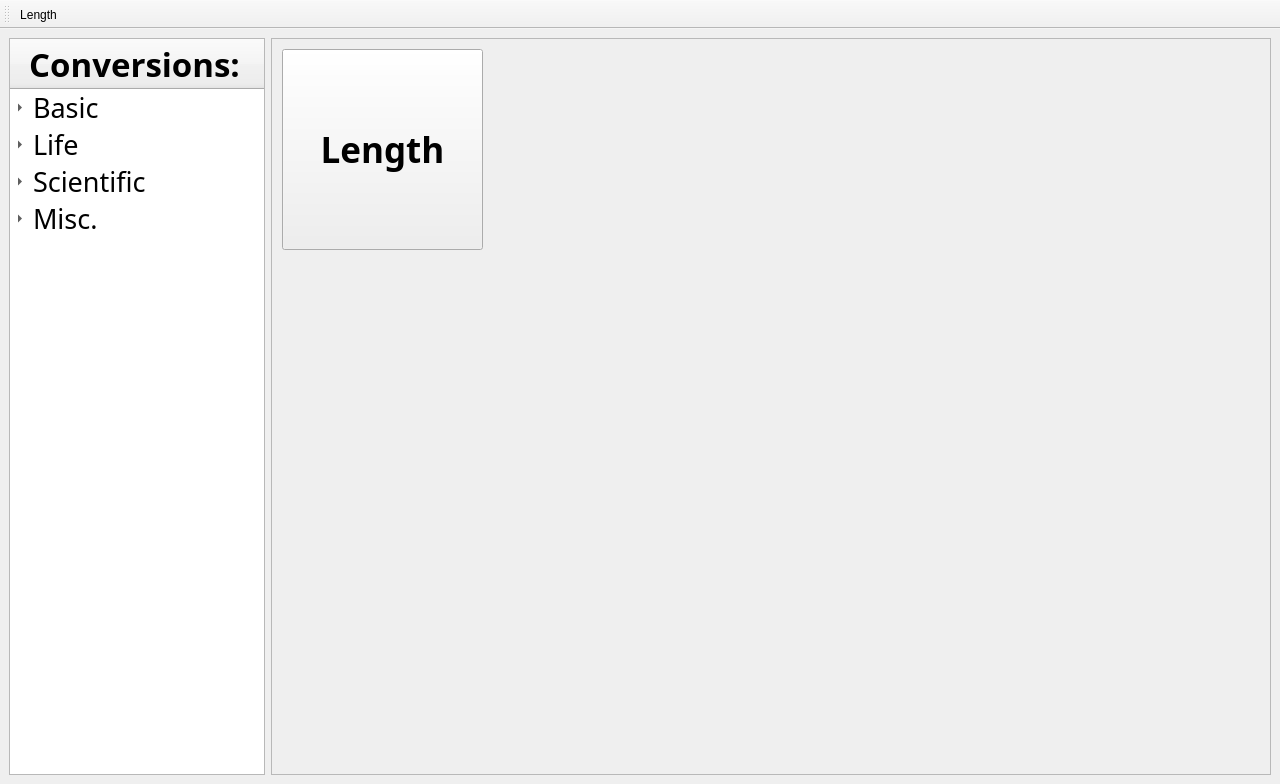
This is mainwindow.ui in 30vam/cute-converter as Qt 5 draws it before an edit. The edited form follows.
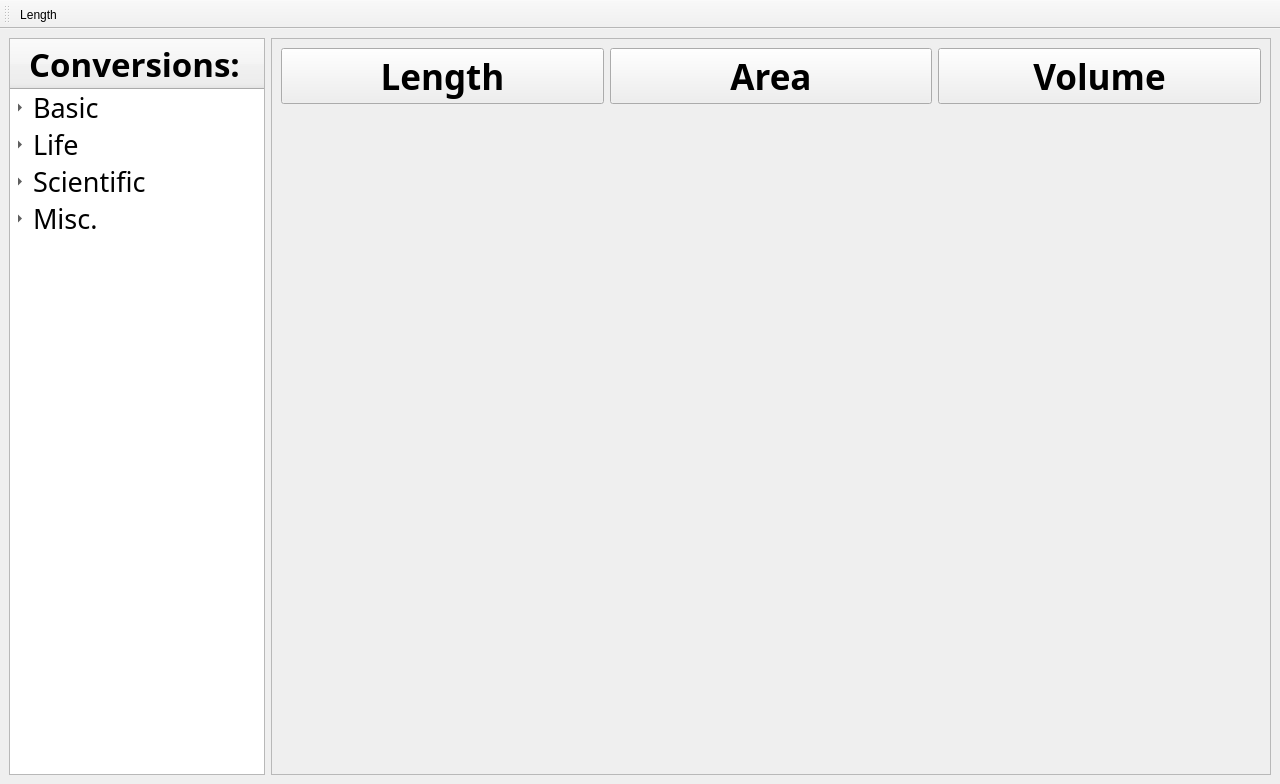
This is the edited form. Icons and pictures are not drawn.

Commit message: Added the buttons to a gird layout

```diff
--- a/mainwindow.ui
+++ b/mainwindow.ui
@@ -220,18 +220,14 @@
        <number>0</number>
       </property>
       <widget class="QWidget" name="basicPage">
+       <layout class="QHBoxLayout" name="horizontalLayout_5">
+        <item>
+         <layout class="QGridLayout" name="gridLayout">
+          <item row="0" column="0">
        <widget class="QToolButton" name="lengthToolButton">
         <property name="enabled">
          <bool>true</bool>
         </property>
-        <property name="geometry">
-         <rect>
-          <x>10</x>
-          <y>10</y>
-          <width>201</width>
-          <height>201</height>
-         </rect>
-        </property>
         <property name="sizePolicy">
          <sizepolicy hsizetype="Preferred" vsizetype="Preferred">
           <horstretch>0</horstretch>
@@ -271,6 +267,113 @@
          <enum>Qt::NoArrow</enum>
         </property>
        </widget>
+          </item>
+          <item row="0" column="1">
+           <widget class="QToolButton" name="areaToolButton">
+            <property name="enabled">
+             <bool>true</bool>
+            </property>
+            <property name="sizePolicy">
+             <sizepolicy hsizetype="Preferred" vsizetype="Preferred">
+              <horstretch>0</horstretch>
+              <verstretch>0</verstretch>
+             </sizepolicy>
+            </property>
+            <property name="font">
+             <font>
+              <family>Aleo</family>
+              <pointsize>26</pointsize>
+              <bold>true</bold>
+             </font>
+            </property>
+            <property name="text">
+             <string>Area</string>
+            </property>
+            <property name="icon">
+             <iconset resource="icons.qrc">
+              <normaloff>:/icons/lengthIcon.png</normaloff>:/icons/lengthIcon.png</iconset>
+            </property>
+            <property name="iconSize">
+             <size>
+              <width>156</width>
+              <height>156</height>
+             </size>
+            </property>
+            <property name="popupMode">
+             <enum>QToolButton::DelayedPopup</enum>
+            </property>
+            <property name="toolButtonStyle">
+             <enum>Qt::ToolButtonTextUnderIcon</enum>
+            </property>
+            <property name="autoRaise">
+             <bool>false</bool>
+            </property>
+            <property name="arrowType">
+             <enum>Qt::NoArrow</enum>
+            </property>
+           </widget>
+          </item>
+          <item row="1" column="0">
+           <spacer name="verticalSpacer">
+            <property name="orientation">
+             <enum>Qt::Vertical</enum>
+            </property>
+            <property name="sizeHint" stdset="0">
+             <size>
+              <width>20</width>
+              <height>40</height>
+             </size>
+            </property>
+           </spacer>
+          </item>
+          <item row="0" column="2">
+           <widget class="QToolButton" name="areaToolButton_2">
+            <property name="enabled">
+             <bool>true</bool>
+            </property>
+            <property name="sizePolicy">
+             <sizepolicy hsizetype="Preferred" vsizetype="Preferred">
+              <horstretch>0</horstretch>
+              <verstretch>0</verstretch>
+             </sizepolicy>
+            </property>
+            <property name="font">
+             <font>
+              <family>Aleo</family>
+              <pointsize>26</pointsize>
+              <bold>true</bold>
+             </font>
+            </property>
+            <property name="text">
+             <string>Volume</string>
+            </property>
+            <property name="icon">
+             <iconset resource="icons.qrc">
+              <normaloff>:/icons/lengthIcon.png</normaloff>:/icons/lengthIcon.png</iconset>
+            </property>
+            <property name="iconSize">
+             <size>
+              <width>156</width>
+              <height>156</height>
+             </size>
+            </property>
+            <property name="popupMode">
+             <enum>QToolButton::DelayedPopup</enum>
+            </property>
+            <property name="toolButtonStyle">
+             <enum>Qt::ToolButtonTextUnderIcon</enum>
+            </property>
+            <property name="autoRaise">
+             <bool>false</bool>
+            </property>
+            <property name="arrowType">
+             <enum>Qt::NoArrow</enum>
+            </property>
+           </widget>
+          </item>
+         </layout>
+        </item>
+       </layout>
       </widget>
       <widget class="QWidget" name="lengthWidget">
        <property name="sizePolicy">
```
Lines whose indentation alone changed are shown as unchanged.
